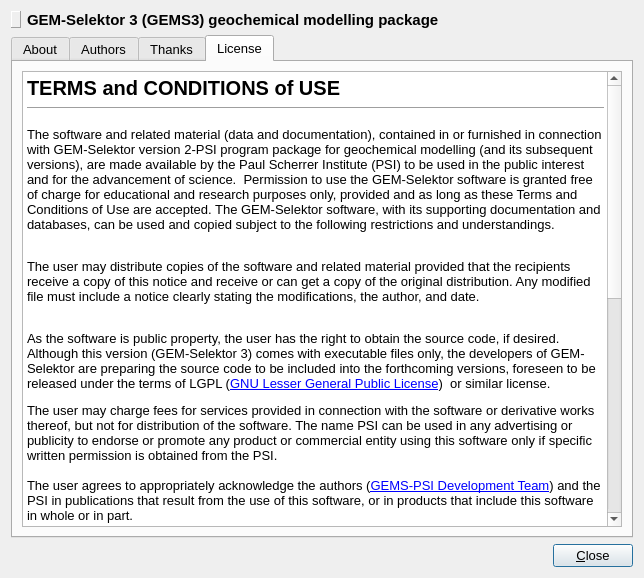
gemshub/GEMSGUI, file gems3/vizor4/dlg4/VersionDialog4.ui: the form before one commit.
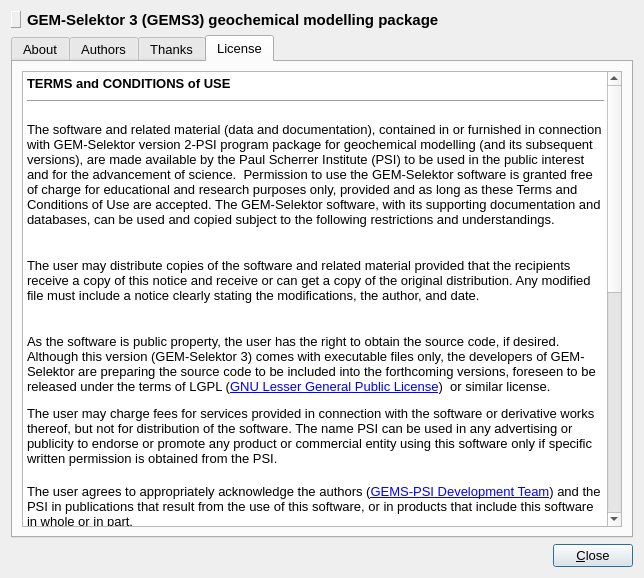
The form after the commit. The open tabs and pages were chosen to show the change. Icons and pictures are not drawn.

Patch:
```diff
--- a/gems3/vizor4/dlg4/VersionDialog4.ui
+++ b/gems3/vizor4/dlg4/VersionDialog4.ui
@@ -158,26 +158,31 @@
       <layout class="QHBoxLayout" name="horizontalLayout">
        <item>
         <widget class="QTextBrowser" name="textBrowser">
+         <property name="font">
+          <font>
+           <pointsize>12</pointsize>
+          </font>
+         </property>
          <property name="html">
           <string>&lt;!DOCTYPE HTML PUBLIC &quot;-//W3C//DTD HTML 4.0//EN&quot; &quot;http://www.w3.org/TR/REC-html40/strict.dtd&quot;&gt;
 &lt;html&gt;&lt;head&gt;&lt;meta name=&quot;qrichtext&quot; content=&quot;1&quot; /&gt;&lt;style type=&quot;text/css&quot;&gt;
 p, li { white-space: pre-wrap; }
-&lt;/style&gt;&lt;/head&gt;&lt;body style=&quot; font-family:'Sans Serif'; font-size:10pt; font-weight:400; font-style:normal;&quot;&gt;
+&lt;/style&gt;&lt;/head&gt;&lt;body style=&quot; font-family:'Lucida Grande'; font-size:12pt; font-weight:400; font-style:normal;&quot;&gt;
 &lt;table border=&quot;0&quot; style=&quot;-qt-table-type: root; margin-top:4px; margin-bottom:4px; margin-left:4px; margin-right:4px;&quot;&gt;
 &lt;tr&gt;
 &lt;td style=&quot;border: none;&quot;&gt;
-&lt;p style=&quot; margin-top:0px; margin-bottom:0px; margin-left:0px; margin-right:0px; -qt-block-indent:0; text-indent:0px;&quot;&gt;&lt;span style=&quot; font-family:'MS Shell Dlg 2'; font-size:x-large; font-weight:600;&quot;&gt;TERMS and CONDITIONS of USE &lt;/span&gt;&lt;/p&gt;
+&lt;p style=&quot; margin-top:0px; margin-bottom:0px; margin-left:0px; margin-right:0px; -qt-block-indent:0; text-indent:0px;&quot;&gt;&lt;span style=&quot; font-family:'MS Shell Dlg 2'; font-size:10pt; font-weight:600;&quot;&gt;TERMS and CONDITIONS of USE &lt;/span&gt;&lt;/p&gt;
 &lt;hr width=&quot;100%&quot;/&gt;
-&lt;p style=&quot; margin-top:12px; margin-bottom:12px; margin-left:0px; margin-right:0px; -qt-block-indent:0; text-indent:0px;&quot;&gt;&lt;span style=&quot; font-family:'MS Shell Dlg 2';&quot;&gt;The software and related material (data and documentation), contained in or furnished in connection with GEM-Selektor version 2-PSI program package for geochemical modelling (and its subsequent versions), are made available by the Paul Scherrer Institute (PSI) to be used in the public interest and for the advancement of science.  Permission to use the GEM-Selektor software is granted free of charge for educational and research purposes only, provided and as long as these Terms and Conditions of Use are accepted. The GEM-Selektor software, with its supporting documentation and databases, can be used and copied subject to the following restrictions and understandings.&lt;br /&gt;&lt;/span&gt;&lt;/p&gt;
-&lt;p style=&quot; margin-top:12px; margin-bottom:12px; margin-left:0px; margin-right:0px; -qt-block-indent:0; text-indent:0px;&quot;&gt;&lt;span style=&quot; font-family:'MS Shell Dlg 2';&quot;&gt;The user may distribute copies of the software and related material provided that the recipients receive a copy of this notice and receive or can get a copy of the original distribution. Any modified file must include a notice clearly stating the modifications, the author, and date.  &lt;br /&gt;&lt;/span&gt;&lt;/p&gt;
-&lt;p style=&quot; margin-top:12px; margin-bottom:12px; margin-left:0px; margin-right:0px; -qt-block-indent:0; text-indent:0px;&quot;&gt;&lt;span style=&quot; font-family:'MS Shell Dlg 2';&quot;&gt;As the software is public property, the user has the right to obtain the source code, if desired.  Although this version (GEM-Selektor 3) comes with executable files only, the developers of GEM-Selektor are preparing the source code to be included into the forthcoming versions, foreseen to be released under the terms of LGPL (&lt;/span&gt;&lt;a href=&quot;http://www.gnu.org/licenses/lgpl.html&quot;&gt;&lt;span style=&quot; font-family:'MS Shell Dlg 2'; text-decoration: underline; color:#0000ff;&quot;&gt;GNU Lesser General Public License&lt;/span&gt;&lt;/a&gt;&lt;span style=&quot; font-family:'MS Shell Dlg 2';&quot;&gt;)  or similar license. &lt;/span&gt;&lt;/p&gt;
-&lt;p style=&quot; margin-top:12px; margin-bottom:12px; margin-left:0px; margin-right:0px; -qt-block-indent:0; text-indent:0px;&quot;&gt;&lt;span style=&quot; font-family:'MS Shell Dlg 2';&quot;&gt;The user may charge fees for services provided in connection with the software or derivative works thereof, but not for distribution of the software. The name PSI can be used in any advertising or publicity to endorse or promote any product or commercial entity using this software only if specific written permission is obtained from the PSI.&lt;br /&gt;&lt;br /&gt;The user agrees to appropriately acknowledge the authors (&lt;/span&gt;&lt;a href=&quot;gm_about.html#DEVELOPERS&quot;&gt;&lt;span style=&quot; font-family:'MS Shell Dlg 2'; text-decoration: underline; color:#0000ff;&quot;&gt;GEMS-PSI Development Team&lt;/span&gt;&lt;/a&gt;&lt;span style=&quot; font-family:'MS Shell Dlg 2';&quot;&gt;) and the PSI in publications that result from the use of this software, or in products that include this software in whole or in part. &lt;br /&gt;&lt;br /&gt;Because the GEM-Selektor software and related material is free of charge (other than nominal materials and handling fees) and provided &amp;quot;as is&amp;quot;, the authors and the PSI have made no warranty, expressed or implied, as to the accuracy or completeness,  and are neither obligated to provide the user with any support, consulting, training or assistance of any kind with regard to the use, operation, and performance of this software, nor to supply the user with any updates, revisions, new versions or &amp;quot;bug fixes&amp;quot;. &lt;br /&gt;&lt;br /&gt;The user assumes all risk for any damages or losses whatsoever resulting from or in connection with the accessibility, use, quality, or performance of this software.&lt;br /&gt;&lt;/span&gt;&lt;/p&gt;
+&lt;p style=&quot; margin-top:12px; margin-bottom:12px; margin-left:0px; margin-right:0px; -qt-block-indent:0; text-indent:0px;&quot;&gt;&lt;span style=&quot; font-family:'MS Shell Dlg 2'; font-size:10pt;&quot;&gt;The software and related material (data and documentation), contained in or furnished in connection with GEM-Selektor version 2-PSI program package for geochemical modelling (and its subsequent versions), are made available by the Paul Scherrer Institute (PSI) to be used in the public interest and for the advancement of science.  Permission to use the GEM-Selektor software is granted free of charge for educational and research purposes only, provided and as long as these Terms and Conditions of Use are accepted. The GEM-Selektor software, with its supporting documentation and databases, can be used and copied subject to the following restrictions and understandings.&lt;br /&gt;&lt;/span&gt;&lt;/p&gt;
+&lt;p style=&quot; margin-top:12px; margin-bottom:12px; margin-left:0px; margin-right:0px; -qt-block-indent:0; text-indent:0px;&quot;&gt;&lt;span style=&quot; font-family:'MS Shell Dlg 2'; font-size:10pt;&quot;&gt;The user may distribute copies of the software and related material provided that the recipients receive a copy of this notice and receive or can get a copy of the original distribution. Any modified file must include a notice clearly stating the modifications, the author, and date.  &lt;br /&gt;&lt;/span&gt;&lt;/p&gt;
+&lt;p style=&quot; margin-top:12px; margin-bottom:12px; margin-left:0px; margin-right:0px; -qt-block-indent:0; text-indent:0px;&quot;&gt;&lt;span style=&quot; font-family:'MS Shell Dlg 2'; font-size:10pt;&quot;&gt;As the software is public property, the user has the right to obtain the source code, if desired.  Although this version (GEM-Selektor 3) comes with executable files only, the developers of GEM-Selektor are preparing the source code to be included into the forthcoming versions, foreseen to be released under the terms of LGPL (&lt;/span&gt;&lt;a href=&quot;http://www.gnu.org/licenses/lgpl.html&quot;&gt;&lt;span style=&quot; font-family:'MS Shell Dlg 2'; font-size:10pt; text-decoration: underline; color:#0000ff;&quot;&gt;GNU Lesser General Public License&lt;/span&gt;&lt;/a&gt;&lt;span style=&quot; font-family:'MS Shell Dlg 2'; font-size:10pt;&quot;&gt;)  or similar license. &lt;/span&gt;&lt;/p&gt;
+&lt;p style=&quot; margin-top:12px; margin-bottom:12px; margin-left:0px; margin-right:0px; -qt-block-indent:0; text-indent:0px;&quot;&gt;&lt;span style=&quot; font-family:'MS Shell Dlg 2'; font-size:10pt;&quot;&gt;The user may charge fees for services provided in connection with the software or derivative works thereof, but not for distribution of the software. The name PSI can be used in any advertising or publicity to endorse or promote any product or commercial entity using this software only if specific written permission is obtained from the PSI.&lt;br /&gt;&lt;br /&gt;The user agrees to appropriately acknowledge the authors (&lt;/span&gt;&lt;a href=&quot;gm_about.html#DEVELOPERS&quot;&gt;&lt;span style=&quot; font-family:'MS Shell Dlg 2'; font-size:10pt; text-decoration: underline; color:#0000ff;&quot;&gt;GEMS-PSI Development Team&lt;/span&gt;&lt;/a&gt;&lt;span style=&quot; font-family:'MS Shell Dlg 2'; font-size:10pt;&quot;&gt;) and the PSI in publications that result from the use of this software, or in products that include this software in whole or in part. &lt;br /&gt;&lt;br /&gt;Because the GEM-Selektor software and related material is free of charge (other than nominal materials and handling fees) and provided &amp;quot;as is&amp;quot;, the authors and the PSI have made no warranty, expressed or implied, as to the accuracy or completeness,  and are neither obligated to provide the user with any support, consulting, training or assistance of any kind with regard to the use, operation, and performance of this software, nor to supply the user with any updates, revisions, new versions or &amp;quot;bug fixes&amp;quot;. &lt;br /&gt;&lt;br /&gt;The user assumes all risk for any damages or losses whatsoever resulting from or in connection with the accessibility, use, quality, or performance of this software.&lt;br /&gt;&lt;/span&gt;&lt;/p&gt;
 &lt;hr width=&quot;100%&quot;/&gt;
-&lt;p style=&quot; margin-top:14px; margin-bottom:12px; margin-left:0px; margin-right:0px; -qt-block-indent:0; text-indent:0px;&quot;&gt;&lt;span style=&quot; font-family:'MS Shell Dlg 2'; font-size:large; font-weight:600;&quot;&gt;Disclaimer&lt;/span&gt;&lt;span style=&quot; font-family:'MS Shell Dlg 2';&quot;&gt; &lt;/span&gt;&lt;/p&gt;
-&lt;p style=&quot; margin-top:12px; margin-bottom:12px; margin-left:0px; margin-right:0px; -qt-block-indent:0; text-indent:0px;&quot;&gt;&lt;span style=&quot; font-family:'MS Shell Dlg 2';&quot;&gt;The GEM-Selektor software package is produced and supported by the &lt;/span&gt;&lt;a href=&quot;gm_about.html#DEVELOPERS&quot;&gt;&lt;span style=&quot; font-family:'MS Shell Dlg 2'; text-decoration: underline; color:#0000ff;&quot;&gt;Development and Support Team&lt;/span&gt;&lt;/a&gt;&lt;span style=&quot; font-family:'MS Shell Dlg 2';&quot;&gt; at the Waste Management Laboratory of the Paul Scherrer Institute (PSI). Permission to use the GEM-Selektor software is hereby granted free of charge to non-profit educational and research institutions, for educational and research purposes only, subject to the Terms and Conditions of Use. &lt;br /&gt;&lt;/span&gt;&lt;/p&gt;
-&lt;p style=&quot; margin-top:12px; margin-bottom:12px; margin-left:0px; margin-right:0px; -qt-block-indent:0; text-indent:0px;&quot;&gt;&lt;span style=&quot; font-family:'MS Shell Dlg 2';&quot;&gt;Please note that some information accessed through the GEM-Selektor web page or in runtime GEM-Selektor HTML documentation files, tests, and tutorial examples, may be preliminary in nature and presented prior to final review, quality assurance, endorsement and approval by the PSI or any related authorities. This information is provided with the understanding that it is not guaranteed to be correct or complete; any conclusions drawn from such information are the sole responsibility of the user.   &lt;/span&gt;&lt;/p&gt;
+&lt;p style=&quot; margin-top:14px; margin-bottom:12px; margin-left:0px; margin-right:0px; -qt-block-indent:0; text-indent:0px;&quot;&gt;&lt;span style=&quot; font-family:'MS Shell Dlg 2'; font-size:10pt; font-weight:600;&quot;&gt;Disclaimer&lt;/span&gt;&lt;span style=&quot; font-family:'MS Shell Dlg 2'; font-size:10pt;&quot;&gt; &lt;/span&gt;&lt;/p&gt;
+&lt;p style=&quot; margin-top:12px; margin-bottom:12px; margin-left:0px; margin-right:0px; -qt-block-indent:0; text-indent:0px;&quot;&gt;&lt;span style=&quot; font-family:'MS Shell Dlg 2'; font-size:10pt;&quot;&gt;The GEM-Selektor software package is produced and supported by the &lt;/span&gt;&lt;a href=&quot;gm_about.html#DEVELOPERS&quot;&gt;&lt;span style=&quot; font-family:'MS Shell Dlg 2'; font-size:10pt; text-decoration: underline; color:#0000ff;&quot;&gt;Development and Support Team&lt;/span&gt;&lt;/a&gt;&lt;span style=&quot; font-family:'MS Shell Dlg 2'; font-size:10pt;&quot;&gt; at the Waste Management Laboratory of the Paul Scherrer Institute (PSI). Permission to use the GEM-Selektor software is hereby granted free of charge to non-profit educational and research institutions, for educational and research purposes only, subject to the Terms and Conditions of Use. &lt;br /&gt;&lt;/span&gt;&lt;/p&gt;
+&lt;p style=&quot; margin-top:12px; margin-bottom:12px; margin-left:0px; margin-right:0px; -qt-block-indent:0; text-indent:0px;&quot;&gt;&lt;span style=&quot; font-family:'MS Shell Dlg 2'; font-size:10pt;&quot;&gt;Please note that some information accessed through the GEM-Selektor web page or in runtime GEM-Selektor HTML documentation files, tests, and tutorial examples, may be preliminary in nature and presented prior to final review, quality assurance, endorsement and approval by the PSI or any related authorities. This information is provided with the understanding that it is not guaranteed to be correct or complete; any conclusions drawn from such information are the sole responsibility of the user.   &lt;/span&gt;&lt;/p&gt;
 &lt;hr width=&quot;100%&quot;/&gt;
-&lt;p style=&quot; margin-top:0px; margin-bottom:0px; margin-left:0px; margin-right:0px; -qt-block-indent:0; text-indent:0px;&quot;&gt;&lt;span style=&quot; font-family:'MS Shell Dlg 2';&quot;&gt;Last updated:  14 Dec. 2010&lt;/span&gt;&lt;/p&gt;&lt;/td&gt;&lt;/tr&gt;&lt;/table&gt;&lt;/body&gt;&lt;/html&gt;</string>
+&lt;p style=&quot; margin-top:0px; margin-bottom:0px; margin-left:0px; margin-right:0px; -qt-block-indent:0; text-indent:0px;&quot;&gt;&lt;span style=&quot; font-family:'MS Shell Dlg 2'; font-size:10pt;&quot;&gt;Last updated:  14 Dec. 2010&lt;/span&gt;&lt;/p&gt;&lt;/td&gt;&lt;/tr&gt;&lt;/table&gt;&lt;/body&gt;&lt;/html&gt;</string>
          </property>
          <property name="openExternalLinks">
           <bool>true</bool>
```
Left out of the diff: 43 changed lines with no effect on the pictures.
